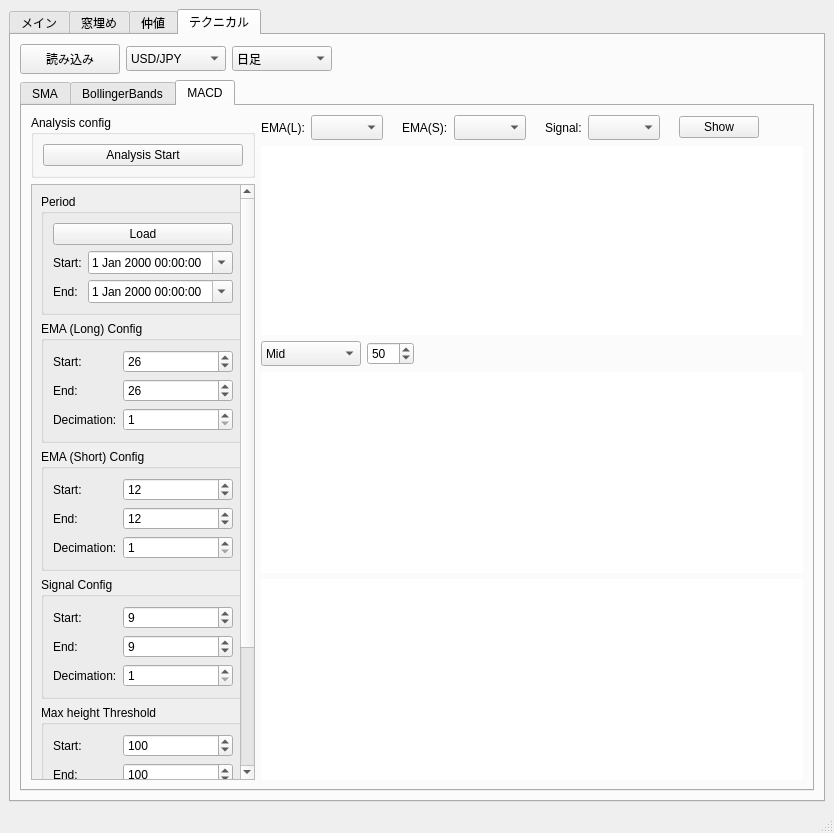
This is trade_monitor/trade_monitor/gui_monitor.ui in takkin-takilog/namake-trader as Qt 5 draws it before an edit. The edited form follows.
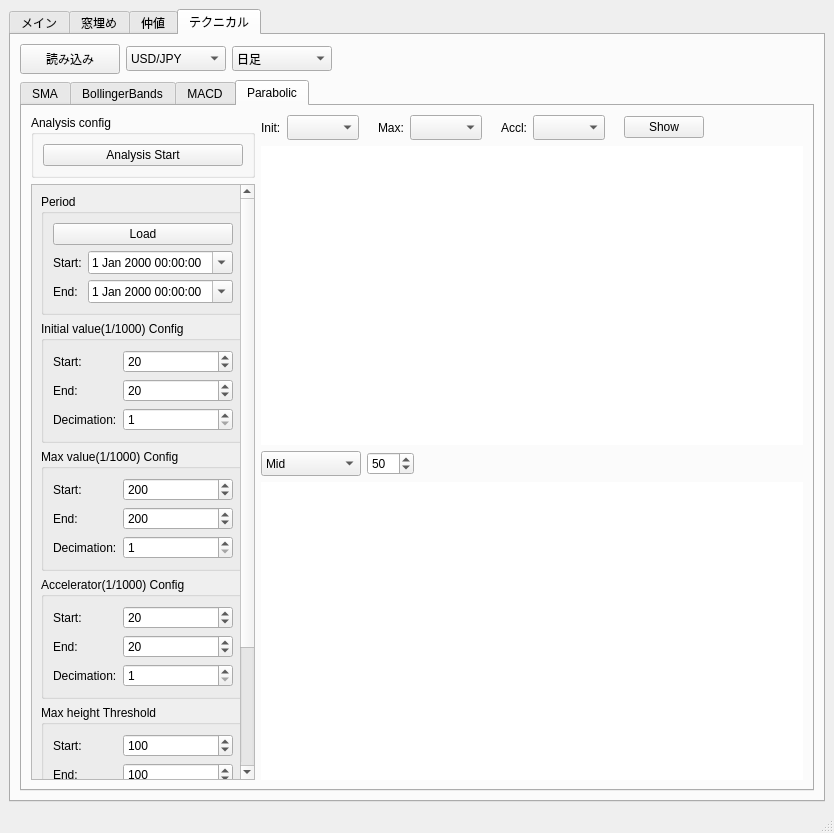
This is the edited form.

```diff
--- a/trade_monitor/trade_monitor/gui_monitor.ui
+++ b/trade_monitor/trade_monitor/gui_monitor.ui
@@ -586,7 +586,7 @@
              </sizepolicy>
             </property>
             <property name="currentIndex">
-             <number>2</number>
+             <number>3</number>
             </property>
             <widget class="QWidget" name="sma">
              <attribute name="title">
@@ -2963,6 +2963,894 @@
               </item>
              </layout>
             </widget>
+            <widget class="QWidget" name="parabolic">
+             <attribute name="title">
+              <string>Parabolic</string>
+             </attribute>
+             <layout class="QHBoxLayout" name="horizontalLayout_41">
+              <item>
+               <layout class="QVBoxLayout" name="verticalLayout_30">
+                <item>
+                 <widget class="QGroupBox" name="groupBox_40">
+                  <property name="sizePolicy">
+                   <sizepolicy hsizetype="Preferred" vsizetype="Maximum">
+                    <horstretch>0</horstretch>
+                    <verstretch>0</verstretch>
+                   </sizepolicy>
+                  </property>
+                  <property name="title">
+                   <string>Analysis config</string>
+                  </property>
+                  <layout class="QVBoxLayout" name="verticalLayout_31">
+                   <item>
+                    <widget class="QPushButton" name="pushButton_TechParabolic_backtest_start">
+                     <property name="sizePolicy">
+                      <sizepolicy hsizetype="Preferred" vsizetype="Preferred">
+                       <horstretch>0</horstretch>
+                       <verstretch>0</verstretch>
+                      </sizepolicy>
+                     </property>
+                     <property name="text">
+                      <string>Analysis Start</string>
+                     </property>
+                    </widget>
+                   </item>
+                  </layout>
+                 </widget>
+                </item>
+                <item>
+                 <widget class="QScrollArea" name="scrollArea_7">
+                  <property name="sizePolicy">
+                   <sizepolicy hsizetype="Minimum" vsizetype="Expanding">
+                    <horstretch>0</horstretch>
+                    <verstretch>0</verstretch>
+                   </sizepolicy>
+                  </property>
+                  <property name="horizontalScrollBarPolicy">
+                   <enum>Qt::ScrollBarAlwaysOff</enum>
+                  </property>
+                  <property name="widgetResizable">
+                   <bool>true</bool>
+                  </property>
+                  <widget class="QWidget" name="scrollAreaWidgetContents_7">
+                   <property name="geometry">
+                    <rect>
+                     <x>0</x>
+                     <y>-172</y>
+                     <width>238</width>
+                     <height>825</height>
+                    </rect>
+                   </property>
+                   <layout class="QVBoxLayout" name="verticalLayout_32">
+                    <item>
+                     <widget class="QGroupBox" name="groupBox_41">
+                      <property name="title">
+                       <string>Period</string>
+                      </property>
+                      <layout class="QGridLayout" name="gridLayout_47">
+                       <item row="1" column="0">
+                        <widget class="QLabel" name="label_101">
+                         <property name="text">
+                          <string>Start:</string>
+                         </property>
+                        </widget>
+                       </item>
+                       <item row="2" column="0">
+                        <widget class="QLabel" name="label_102">
+                         <property name="text">
+                          <string>End:</string>
+                         </property>
+                        </widget>
+                       </item>
+                       <item row="0" column="0" colspan="2">
+                        <widget class="QPushButton" name="pushButton_TechParabolic_PeriodLoad">
+                         <property name="text">
+                          <string>Load</string>
+                         </property>
+                        </widget>
+                       </item>
+                       <item row="1" column="1">
+                        <widget class="QDateTimeEdit" name="dateTimeEdit_TechParabolic_PeriodStr">
+                         <property name="calendarPopup">
+                          <bool>true</bool>
+                         </property>
+                        </widget>
+                       </item>
+                       <item row="2" column="1">
+                        <widget class="QDateTimeEdit" name="dateTimeEdit_TechParabolic_PeriodEnd">
+                         <property name="calendarPopup">
+                          <bool>true</bool>
+                         </property>
+                        </widget>
+                       </item>
+                      </layout>
+                     </widget>
+                    </item>
+                    <item>
+                     <widget class="QGroupBox" name="groupBox_42">
+                      <property name="sizePolicy">
+                       <sizepolicy hsizetype="Preferred" vsizetype="Maximum">
+                        <horstretch>0</horstretch>
+                        <verstretch>0</verstretch>
+                       </sizepolicy>
+                      </property>
+                      <property name="title">
+                       <string>Initial value(1/1000) Config</string>
+                      </property>
+                      <layout class="QGridLayout" name="gridLayout_48">
+                       <item row="0" column="0">
+                        <widget class="QLabel" name="label_103">
+                         <property name="sizePolicy">
+                          <sizepolicy hsizetype="Maximum" vsizetype="Preferred">
+                           <horstretch>0</horstretch>
+                           <verstretch>0</verstretch>
+                          </sizepolicy>
+                         </property>
+                         <property name="text">
+                          <string>Start:</string>
+                         </property>
+                        </widget>
+                       </item>
+                       <item row="0" column="1">
+                        <widget class="QSpinBox" name="spinBox_TechParabolic_InitValueStr">
+                         <property name="sizePolicy">
+                          <sizepolicy hsizetype="Preferred" vsizetype="Preferred">
+                           <horstretch>0</horstretch>
+                           <verstretch>0</verstretch>
+                          </sizepolicy>
+                         </property>
+                         <property name="minimum">
+                          <number>1</number>
+                         </property>
+                         <property name="maximum">
+                          <number>999</number>
+                         </property>
+                         <property name="value">
+                          <number>20</number>
+                         </property>
+                        </widget>
+                       </item>
+                       <item row="1" column="0">
+                        <widget class="QLabel" name="label_104">
+                         <property name="sizePolicy">
+                          <sizepolicy hsizetype="Maximum" vsizetype="Preferred">
+                           <horstretch>0</horstretch>
+                           <verstretch>0</verstretch>
+                          </sizepolicy>
+                         </property>
+                         <property name="text">
+                          <string>End:</string>
+                         </property>
+                        </widget>
+                       </item>
+                       <item row="1" column="1">
+                        <widget class="QSpinBox" name="spinBox_TechParabolic_InitValueEnd">
+                         <property name="sizePolicy">
+                          <sizepolicy hsizetype="Preferred" vsizetype="Preferred">
+                           <horstretch>0</horstretch>
+                           <verstretch>0</verstretch>
+                          </sizepolicy>
+                         </property>
+                         <property name="minimum">
+                          <number>1</number>
+                         </property>
+                         <property name="maximum">
+                          <number>999</number>
+                         </property>
+                         <property name="value">
+                          <number>20</number>
+                         </property>
+                        </widget>
+                       </item>
+                       <item row="2" column="0">
+                        <widget class="QLabel" name="label_105">
+                         <property name="sizePolicy">
+                          <sizepolicy hsizetype="Maximum" vsizetype="Preferred">
+                           <horstretch>0</horstretch>
+                           <verstretch>0</verstretch>
+                          </sizepolicy>
+                         </property>
+                         <property name="text">
+                          <string>Decimation:</string>
+                         </property>
+                        </widget>
+                       </item>
+                       <item row="2" column="1">
+                        <widget class="QSpinBox" name="spinBox_TechParabolic_InitValueDeci">
+                         <property name="sizePolicy">
+                          <sizepolicy hsizetype="Preferred" vsizetype="Preferred">
+                           <horstretch>0</horstretch>
+                           <verstretch>0</verstretch>
+                          </sizepolicy>
+                         </property>
+                         <property name="minimum">
+                          <number>1</number>
+                         </property>
+                         <property name="maximum">
+                          <number>999</number>
+                         </property>
+                        </widget>
+                       </item>
+                      </layout>
+                     </widget>
+                    </item>
+                    <item>
+                     <widget class="QGroupBox" name="groupBox_43">
+                      <property name="sizePolicy">
+                       <sizepolicy hsizetype="Preferred" vsizetype="Maximum">
+                        <horstretch>0</horstretch>
+                        <verstretch>0</verstretch>
+                       </sizepolicy>
+                      </property>
+                      <property name="title">
+                       <string>Max value(1/1000) Config</string>
+                      </property>
+                      <layout class="QGridLayout" name="gridLayout_49">
+                       <item row="1" column="1">
+                        <widget class="QSpinBox" name="spinBox_TechParabolic_MaxValueEnd">
+                         <property name="sizePolicy">
+                          <sizepolicy hsizetype="Preferred" vsizetype="Preferred">
+                           <horstretch>0</horstretch>
+                           <verstretch>0</verstretch>
+                          </sizepolicy>
+                         </property>
+                         <property name="minimum">
+                          <number>1</number>
+                         </property>
+                         <property name="maximum">
+                          <number>999</number>
+                         </property>
+                         <property name="value">
+                          <number>200</number>
+                         </property>
+                        </widget>
+                       </item>
+                       <item row="0" column="0">
+                        <widget class="QLabel" name="label_108">
+                         <property name="sizePolicy">
+                          <sizepolicy hsizetype="Maximum" vsizetype="Preferred">
+                           <horstretch>0</horstretch>
+                           <verstretch>0</verstretch>
+                          </sizepolicy>
+                         </property>
+                         <property name="text">
+                          <string>Start:</string>
+                         </property>
+                        </widget>
+                       </item>
+                       <item row="2" column="1">
+                        <widget class="QSpinBox" name="spinBox_TechParabolic_MaxValueDeci">
+                         <property name="sizePolicy">
+                          <sizepolicy hsizetype="Preferred" vsizetype="Preferred">
+                           <horstretch>0</horstretch>
+                           <verstretch>0</verstretch>
+                          </sizepolicy>
+                         </property>
+                         <property name="minimum">
+                          <number>1</number>
+                         </property>
+                         <property name="maximum">
+                          <number>999</number>
+                         </property>
+                        </widget>
+                       </item>
+                       <item row="2" column="0">
+                        <widget class="QLabel" name="label_107">
+                         <property name="sizePolicy">
+                          <sizepolicy hsizetype="Maximum" vsizetype="Preferred">
+                           <horstretch>0</horstretch>
+                           <verstretch>0</verstretch>
+                          </sizepolicy>
+                         </property>
+                         <property name="text">
+                          <string>Decimation:</string>
+                         </property>
+                        </widget>
+                       </item>
+                       <item row="1" column="0">
+                        <widget class="QLabel" name="label_106">
+                         <property name="sizePolicy">
+                          <sizepolicy hsizetype="Maximum" vsizetype="Preferred">
+                           <horstretch>0</horstretch>
+                           <verstretch>0</verstretch>
+                          </sizepolicy>
+                         </property>
+                         <property name="text">
+                          <string>End:</string>
+                         </property>
+                        </widget>
+                       </item>
+                       <item row="0" column="1">
+                        <widget class="QSpinBox" name="spinBox_TechParabolic_MaxValueStr">
+                         <property name="sizePolicy">
+                          <sizepolicy hsizetype="Preferred" vsizetype="Preferred">
+                           <horstretch>0</horstretch>
+                           <verstretch>0</verstretch>
+                          </sizepolicy>
+                         </property>
+                         <property name="minimum">
+                          <number>1</number>
+                         </property>
+                         <property name="maximum">
+                          <number>999</number>
+                         </property>
+                         <property name="value">
+                          <number>200</number>
+                         </property>
+                        </widget>
+                       </item>
+                      </layout>
+                     </widget>
+                    </item>
+                    <item>
+                     <widget class="QGroupBox" name="groupBox_44">
+                      <property name="sizePolicy">
+                       <sizepolicy hsizetype="Preferred" vsizetype="Maximum">
+                        <horstretch>0</horstretch>
+                        <verstretch>0</verstretch>
+                       </sizepolicy>
+                      </property>
+                      <property name="title">
+                       <string>Accelerator(1/1000) Config</string>
+                      </property>
+                      <layout class="QGridLayout" name="gridLayout_50">
+                       <item row="1" column="0">
+                        <widget class="QLabel" name="label_109">
+                         <property name="sizePolicy">
+                          <sizepolicy hsizetype="Maximum" vsizetype="Preferred">
+                           <horstretch>0</horstretch>
+                           <verstretch>0</verstretch>
+                          </sizepolicy>
+                         </property>
+                         <property name="text">
+                          <string>End:</string>
+                         </property>
+                        </widget>
+                       </item>
+                       <item row="2" column="0">
+                        <widget class="QLabel" name="label_110">
+                         <property name="sizePolicy">
+                          <sizepolicy hsizetype="Maximum" vsizetype="Preferred">
+                           <horstretch>0</horstretch>
+                           <verstretch>0</verstretch>
+                          </sizepolicy>
+                         </property>
+                         <property name="text">
+                          <string>Decimation:</string>
+                         </property>
+                        </widget>
+                       </item>
+                       <item row="2" column="1">
+                        <widget class="QSpinBox" name="spinBox_TechParabolic_AcclValueDeci">
+                         <property name="sizePolicy">
+                          <sizepolicy hsizetype="Preferred" vsizetype="Preferred">
+                           <horstretch>0</horstretch>
+                           <verstretch>0</verstretch>
+                          </sizepolicy>
+                         </property>
+                         <property name="minimum">
+                          <number>1</number>
+                         </property>
+                         <property name="maximum">
+                          <number>999</number>
+                         </property>
+                        </widget>
+                       </item>
+                       <item row="0" column="1">
+                        <widget class="QSpinBox" name="spinBox_TechParabolic_AcclValueStr">
+                         <property name="sizePolicy">
+                          <sizepolicy hsizetype="Preferred" vsizetype="Preferred">
+                           <horstretch>0</horstretch>
+                           <verstretch>0</verstretch>
+                          </sizepolicy>
+                         </property>
+                         <property name="minimum">
+                          <number>1</number>
+                         </property>
+                         <property name="maximum">
+                          <number>999</number>
+                         </property>
+                         <property name="value">
+                          <number>20</number>
+                         </property>
+                        </widget>
+                       </item>
+                       <item row="0" column="0">
+                        <widget class="QLabel" name="label_111">
+                         <property name="sizePolicy">
+                          <sizepolicy hsizetype="Maximum" vsizetype="Preferred">
+                           <horstretch>0</horstretch>
+                           <verstretch>0</verstretch>
+                          </sizepolicy>
+                         </property>
+                         <property name="text">
+                          <string>Start:</string>
+                         </property>
+                        </widget>
+                       </item>
+                       <item row="1" column="1">
+                        <widget class="QSpinBox" name="spinBox_TechParabolic_AcclValueEnd">
+                         <property name="sizePolicy">
+                          <sizepolicy hsizetype="Preferred" vsizetype="Preferred">
+                           <horstretch>0</horstretch>
+                           <verstretch>0</verstretch>
+                          </sizepolicy>
+                         </property>
+                         <property name="minimum">
+                          <number>1</number>
+                         </property>
+                         <property name="maximum">
+                          <number>999</number>
+                         </property>
+                         <property name="value">
+                          <number>20</number>
+                         </property>
+                        </widget>
+                       </item>
+                      </layout>
+                     </widget>
+                    </item>
+                    <item>
+                     <widget class="QGroupBox" name="groupBox_45">
+                      <property name="sizePolicy">
+                       <sizepolicy hsizetype="Preferred" vsizetype="Maximum">
+                        <horstretch>0</horstretch>
+                        <verstretch>0</verstretch>
+                       </sizepolicy>
+                      </property>
+                      <property name="title">
+                       <string>Max height Threshold</string>
+                      </property>
+                      <layout class="QGridLayout" name="gridLayout_51">
+                       <item row="1" column="0">
+                        <widget class="QLabel" name="label_112">
+                         <property name="sizePolicy">
+                          <sizepolicy hsizetype="Maximum" vsizetype="Preferred">
+                           <horstretch>0</horstretch>
+                           <verstretch>0</verstretch>
+                          </sizepolicy>
+                         </property>
+                         <property name="text">
+                          <string>End:</string>
+                         </property>
+                        </widget>
+                       </item>
+                       <item row="2" column="0">
+                        <widget class="QLabel" name="label_113">
+                         <property name="sizePolicy">
+                          <sizepolicy hsizetype="Maximum" vsizetype="Preferred">
+                           <horstretch>0</horstretch>
+                           <verstretch>0</verstretch>
+                          </sizepolicy>
+                         </property>
+                         <property name="text">
+                          <string>Decimation:</string>
+                         </property>
+                        </widget>
+                       </item>
+                       <item row="2" column="1">
+                        <widget class="QSpinBox" name="spinBox_TechParabolic_PlThDeci">
+                         <property name="sizePolicy">
+                          <sizepolicy hsizetype="Preferred" vsizetype="Preferred">
+                           <horstretch>0</horstretch>
+                           <verstretch>0</verstretch>
+                          </sizepolicy>
+                         </property>
+                         <property name="minimum">
+                          <number>1</number>
+                         </property>
+                         <property name="maximum">
+                          <number>999</number>
+                         </property>
+                        </widget>
+                       </item>
+                       <item row="0" column="1">
+                        <widget class="QSpinBox" name="spinBox_TechParabolic_PlThStr">
+                         <property name="sizePolicy">
+                          <sizepolicy hsizetype="Preferred" vsizetype="Preferred">
+                           <horstretch>0</horstretch>
+                           <verstretch>0</verstretch>
+                          </sizepolicy>
+                         </property>
+                         <property name="minimum">
+                          <number>1</number>
+                         </property>
+                         <property name="maximum">
+                          <number>9999</number>
+                         </property>
+                         <property name="value">
+                          <number>100</number>
+                         </property>
+                        </widget>
+                       </item>
+                       <item row="0" column="0">
+                        <widget class="QLabel" name="label_114">
+                         <property name="sizePolicy">
+                          <sizepolicy hsizetype="Maximum" vsizetype="Preferred">
+                           <horstretch>0</horstretch>
+                           <verstretch>0</verstretch>
+                          </sizepolicy>
+                         </property>
+                         <property name="text">
+                          <string>Start:</string>
+                         </property>
+                        </widget>
+                       </item>
+                       <item row="1" column="1">
+                        <widget class="QSpinBox" name="spinBox_TechParabolic_PlThEnd">
+                         <property name="sizePolicy">
+                          <sizepolicy hsizetype="Preferred" vsizetype="Preferred">
+                           <horstretch>0</horstretch>
+                           <verstretch>0</verstretch>
+                          </sizepolicy>
+                         </property>
+                         <property name="minimum">
+                          <number>1</number>
+                         </property>
+                         <property name="maximum">
+                          <number>9999</number>
+                         </property>
+                         <property name="value">
+                          <number>100</number>
+                         </property>
+                        </widget>
+                       </item>
+                      </layout>
+                     </widget>
+                    </item>
+                    <item>
+                     <widget class="QGroupBox" name="groupBox_46">
+                      <property name="sizePolicy">
+                       <sizepolicy hsizetype="Preferred" vsizetype="Maximum">
+                        <horstretch>0</horstretch>
+                        <verstretch>0</verstretch>
+                       </sizepolicy>
+                      </property>
+                      <property name="title">
+                       <string>Entry Config</string>
+                      </property>
+                      <layout class="QGridLayout" name="gridLayout_52">
+                       <item row="2" column="0">
+                        <widget class="QLabel" name="label_115">
+                         <property name="sizePolicy">
+                          <sizepolicy hsizetype="Maximum" vsizetype="Preferred">
+                           <horstretch>0</horstretch>
+                           <verstretch>0</verstretch>
+                          </sizepolicy>
+                         </property>
+                         <property name="text">
+                          <string>offset:</string>
+                         </property>
+                        </widget>
+                       </item>
+                       <item row="2" column="1">
+                        <widget class="QSpinBox" name="spinBox_TechParabolic_EntryOfs">
+                         <property name="sizePolicy">
+                          <sizepolicy hsizetype="Preferred" vsizetype="Preferred">
+                           <horstretch>0</horstretch>
+                           <verstretch>0</verstretch>
+                          </sizepolicy>
+                         </property>
+                         <property name="minimum">
+                          <number>0</number>
+                         </property>
+                         <property name="maximum">
+                          <number>30</number>
+                         </property>
+                         <property name="value">
+                          <number>0</number>
+                         </property>
+                        </widget>
+                       </item>
+                       <item row="0" column="0">
+                        <widget class="QLabel" name="label_116">
+                         <property name="sizePolicy">
+                          <sizepolicy hsizetype="Maximum" vsizetype="Preferred">
+                           <horstretch>0</horstretch>
+                           <verstretch>0</verstretch>
+                          </sizepolicy>
+                         </property>
+                         <property name="text">
+                          <string>valid_eval_th:</string>
+                         </property>
+                        </widget>
+                       </item>
+                       <item row="0" column="1">
+                        <widget class="QSpinBox" name="spinBox_TechParabolic_EvalTh">
+                         <property name="maximum">
+                          <number>100000</number>
+                         </property>
+                        </widget>
+                       </item>
+                      </layout>
+                     </widget>
+                    </item>
+                    <item>
+                     <spacer name="verticalSpacer_7">
+                      <property name="orientation">
+                       <enum>Qt::Vertical</enum>
+                      </property>
+                      <property name="sizeHint" stdset="0">
+                       <size>
+                        <width>20</width>
+                        <height>40</height>
+                       </size>
+                      </property>
+                     </spacer>
+                    </item>
+                   </layout>
+                  </widget>
+                 </widget>
+                </item>
+               </layout>
+              </item>
+              <item>
+               <layout class="QVBoxLayout" name="verticalLayout_33" stretch="0,0">
+                <item>
+                 <layout class="QGridLayout" name="gridLayout_53">
+                  <item row="0" column="0">
+                   <layout class="QHBoxLayout" name="horizontalLayout_37">
+                    <item>
+                     <layout class="QHBoxLayout" name="horizontalLayout_38">
+                      <item>
+                       <widget class="QLabel" name="label_117">
+                        <property name="sizePolicy">
+                         <sizepolicy hsizetype="Maximum" vsizetype="Preferred">
+                          <horstretch>0</horstretch>
+                          <verstretch>0</verstretch>
+                         </sizepolicy>
+                        </property>
+                        <property name="text">
+                         <string>Init:</string>
+                        </property>
+                       </widget>
+                      </item>
+                      <item>
+                       <widget class="QComboBox" name="comboBox_TechParabolic_InitValue">
+                        <property name="sizePolicy">
+                         <sizepolicy hsizetype="Fixed" vsizetype="Fixed">
+                          <horstretch>0</horstretch>
+                          <verstretch>0</verstretch>
+                         </sizepolicy>
+                        </property>
+                        <property name="minimumSize">
+                         <size>
+                          <width>60</width>
+                          <height>25</height>
+                         </size>
+                        </property>
+                        <property name="currentText">
+                         <string/>
+                        </property>
+                       </widget>
+                      </item>
+                     </layout>
+                    </item>
+                    <item>
+                     <spacer name="horizontalSpacer_33">
+                      <property name="orientation">
+                       <enum>Qt::Horizontal</enum>
+                      </property>
+                      <property name="sizeType">
+                       <enum>QSizePolicy::Fixed</enum>
+                      </property>
+                      <property name="sizeHint" stdset="0">
+                       <size>
+                        <width>13</width>
+                        <height>20</height>
+                       </size>
+                      </property>
+                     </spacer>
+                    </item>
+                    <item>
+                     <layout class="QHBoxLayout" name="horizontalLayout_39">
+                      <item>
+                       <widget class="QLabel" name="label_118">
+                        <property name="sizePolicy">
+                         <sizepolicy hsizetype="Maximum" vsizetype="Preferred">
+                          <horstretch>0</horstretch>
+                          <verstretch>0</verstretch>
+                         </sizepolicy>
+                        </property>
+                        <property name="text">
+                         <string>Max:</string>
+                        </property>
+                       </widget>
+                      </item>
+                      <item>
+                       <widget class="QComboBox" name="comboBox_TechParabolic_MaxValue">
+                        <property name="sizePolicy">
+                         <sizepolicy hsizetype="Fixed" vsizetype="Fixed">
+                          <horstretch>0</horstretch>
+                          <verstretch>0</verstretch>
+                         </sizepolicy>
+                        </property>
+                        <property name="minimumSize">
+                         <size>
+                          <width>60</width>
+                          <height>25</height>
+                         </size>
+                        </property>
+                        <property name="currentText">
+                         <string/>
+                        </property>
+                       </widget>
+                      </item>
+                     </layout>
+                    </item>
+                    <item>
+                     <spacer name="horizontalSpacer_34">
+                      <property name="orientation">
+                       <enum>Qt::Horizontal</enum>
+                      </property>
+                      <property name="sizeType">
+                       <enum>QSizePolicy::Fixed</enum>
+                      </property>
+                      <property name="sizeHint" stdset="0">
+                       <size>
+                        <width>13</width>
+                        <height>20</height>
+                       </size>
+                      </property>
+                     </spacer>
+                    </item>
+                    <item>
+                     <layout class="QHBoxLayout" name="horizontalLayout_40">
+                      <item>
+                       <widget class="QLabel" name="label_119">
+                        <property name="sizePolicy">
+                         <sizepolicy hsizetype="Maximum" vsizetype="Preferred">
+                          <horstretch>0</horstretch>
+                          <verstretch>0</verstretch>
+                         </sizepolicy>
+                        </property>
+                        <property name="text">
+                         <string>Accl:</string>
+                        </property>
+                       </widget>
+                      </item>
+                      <item>
+                       <widget class="QComboBox" name="comboBox_TechParabolic_AcclValue">
+                        <property name="sizePolicy">
+                         <sizepolicy hsizetype="Fixed" vsizetype="Fixed">
+                          <horstretch>0</horstretch>
+                          <verstretch>0</verstretch>
+                         </sizepolicy>
+                        </property>
+                        <property name="minimumSize">
+                         <size>
+                          <width>60</width>
+                          <height>25</height>
+                         </size>
+                        </property>
+                        <property name="currentText">
+                         <string/>
+                        </property>
+                       </widget>
+                      </item>
+                     </layout>
+                    </item>
+                    <item>
+                     <spacer name="horizontalSpacer_35">
+                      <property name="orientation">
+                       <enum>Qt::Horizontal</enum>
+                      </property>
+                      <property name="sizeType">
+                       <enum>QSizePolicy::Fixed</enum>
+                      </property>
+                      <property name="sizeHint" stdset="0">
+                       <size>
+                        <width>13</width>
+                        <height>20</height>
+                       </size>
+                      </property>
+                     </spacer>
+                    </item>
+                    <item>
+                     <widget class="QPushButton" name="pushButton_TechParabolic_fetch_treeView">
+                      <property name="text">
+                       <string>Show</string>
+                      </property>
+                     </widget>
+                    </item>
+                    <item>
+                     <spacer name="horizontalSpacer_36">
+                      <property name="orientation">
+                       <enum>Qt::Horizontal</enum>
+                      </property>
+                      <property name="sizeHint" stdset="0">
+                       <size>
+                        <width>40</width>
+                        <height>20</height>
+                       </size>
+                      </property>
+                     </spacer>
+                    </item>
+                   </layout>
+                  </item>
+                  <item row="1" column="0">
+                   <widget class="QWidget" name="widget_TreeView_TechParabolic" native="true">
+                    <property name="sizePolicy">
+                     <sizepolicy hsizetype="Expanding" vsizetype="Expanding">
+                      <horstretch>0</horstretch>
+                      <verstretch>0</verstretch>
+                     </sizepolicy>
+                    </property>
+                    <property name="styleSheet">
+                     <string notr="true">background-color: rgb(255, 255, 255);</string>
+                    </property>
+                   </widget>
+                  </item>
+                 </layout>
+                </item>
+                <item>
+                 <layout class="QGridLayout" name="gridLayout_54">
+                  <item row="0" column="1">
+                   <widget class="QSpinBox" name="spinBox_TechParabolic_barNum">
+                    <property name="minimum">
+                     <number>10</number>
+                    </property>
+                    <property name="maximum">
+                     <number>200</number>
+                    </property>
+                    <property name="value">
+                     <number>50</number>
+                    </property>
+                   </widget>
+                  </item>
+                  <item row="0" column="2">
+                   <spacer name="horizontalSpacer_37">
+                    <property name="orientation">
+                     <enum>Qt::Horizontal</enum>
+                    </property>
+                    <property name="sizeHint" stdset="0">
+                     <size>
+                      <width>40</width>
+                      <height>20</height>
+                     </size>
+                    </property>
+                   </spacer>
+                  </item>
+                  <item row="0" column="0">
+                   <widget class="QComboBox" name="comboBox_TechParabolic_amb">
+                    <property name="sizePolicy">
+                     <sizepolicy hsizetype="Fixed" vsizetype="Fixed">
+                      <horstretch>0</horstretch>
+                      <verstretch>0</verstretch>
+                     </sizepolicy>
+                    </property>
+                    <property name="minimumSize">
+                     <size>
+                      <width>100</width>
+                      <height>25</height>
+                     </size>
+                    </property>
+                    <item>
+                     <property name="text">
+                      <string>Mid</string>
+                     </property>
+                    </item>
+                   </widget>
+                  </item>
+                  <item row="1" column="0" colspan="3">
+                   <widget class="QWidget" name="widget_ChartView_TechParabolic" native="true">
+                    <property name="sizePolicy">
+                     <sizepolicy hsizetype="Expanding" vsizetype="Expanding">
+                      <horstretch>0</horstretch>
+                      <verstretch>0</verstretch>
+                     </sizepolicy>
+                    </property>
+                    <property name="styleSheet">
+                     <string notr="true">background-color: rgb(255, 255, 255);</string>
+                    </property>
+                   </widget>
+                  </item>
+                 </layout>
+                </item>
+               </layout>
+              </item>
+             </layout>
+            </widget>
            </widget>
           </item>
          </layout>
```
